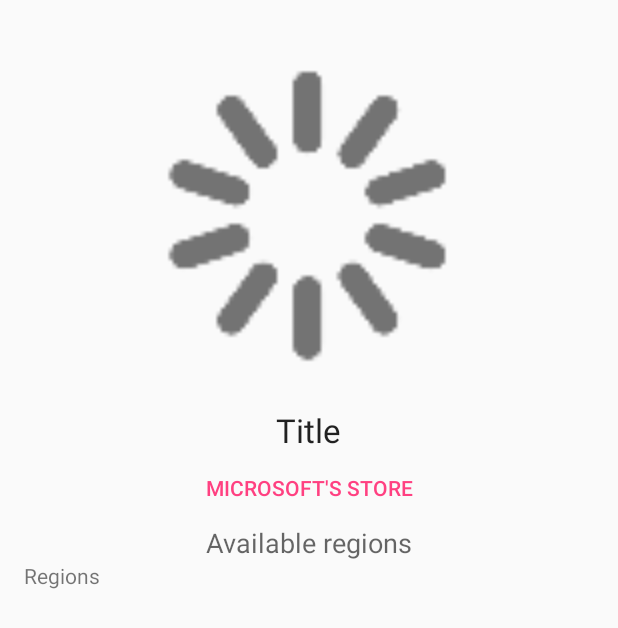
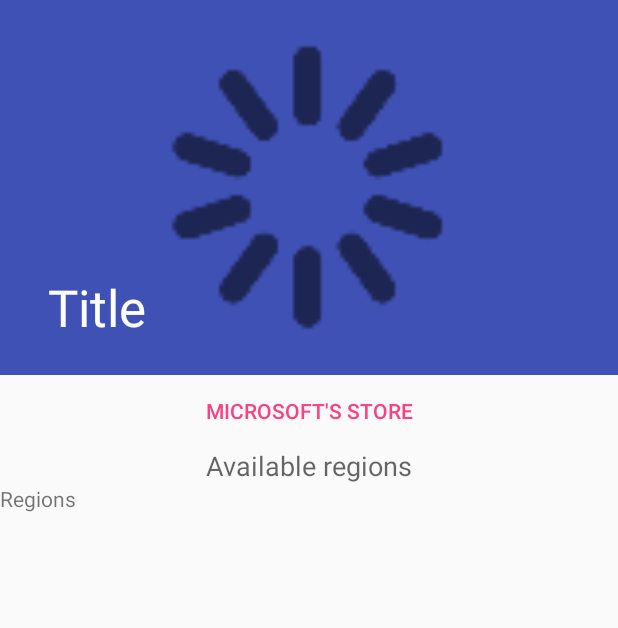
Before and after one commit to PaulDoreeDesign/360toOne, an Android app: the GameDetailActivity screen opened directly, with no data from a screen before it, on a phone screen of 412 x 824 dp. Shown: the top 628 px of the screen. Run offline under Robolectric (Android 15) with nearby library versions, the phone set to English and light mode, and no system bars; our stand-ins replace ButterKnife, Picasso; pictures from the network do not load; 3 statements that could not run were skipped.

Commit message:
Use CoordinatorLayout in GameDetailActivity

```diff
--- a/AndroidApp/app/src/main/java/com/ostojan/x360/activities/GameDetailActivity.java
+++ b/AndroidApp/app/src/main/java/com/ostojan/x360/activities/GameDetailActivity.java
@@ -3,6 +3,7 @@ package com.ostojan.x360.activities;
 import android.content.Intent;
 import android.net.Uri;
 import android.os.Bundle;
+import android.support.design.widget.CollapsingToolbarLayout;
 import android.support.v7.app.AppCompatActivity;
 import android.util.Log;
 import android.widget.ImageView;
@@ -33,10 +34,10 @@ public class GameDetailActivity extends AppCompatActivity implements Callback<Ga
 
     public static final String EXTRA_GAME_ID = "EXTRA_GAME_ID";
 
+    @BindView(R.id.collapsing_toolbar_game_detail)
+    CollapsingToolbarLayout collapsingToolbar;
     @BindView(R.id.image_detail_cover)
     ImageView coverImage;
-    @BindView(R.id.text_game_title)
-    TextView title;
     @BindView(R.id.text_available_regions)
     TextView availableRegions;
 
@@ -85,12 +86,14 @@ public class GameDetailActivity extends AppCompatActivity implements Callback<Ga
             Toast.makeText(this, R.string.error_problem_with_data, Toast.LENGTH_SHORT).show();
             return;
         }
-        title.setText(game.getTitle());
+        collapsingToolbar.setTitle(game.getTitle());
         availableRegions.setText(createStringFromRegionsList(game.getAvailableRegions()));
         Picasso.with(this)
                 .load(game.getCoverLink().toString())
                 .placeholder(R.drawable.ic_loading)
                 .error(R.drawable.ic_error)
+                .fit()
+                .centerCrop()
                 .into(coverImage);
     }
 
--- a/AndroidApp/app/src/main/res/layout/activity_game_detail.xml
+++ b/AndroidApp/app/src/main/res/layout/activity_game_detail.xml
@@ -1,38 +1,55 @@
 <?xml version="1.0" encoding="utf-8"?>
-<RelativeLayout xmlns:android="http://schemas.android.com/apk/res/android"
+<android.support.design.widget.CoordinatorLayout xmlns:android="http://schemas.android.com/apk/res/android"
     xmlns:app="http://schemas.android.com/apk/res-auto"
     xmlns:tools="http://schemas.android.com/tools"
-    android:id="@+id/activity_game_detial"
     android:layout_width="match_parent"
     android:layout_height="match_parent"
-    android:paddingBottom="@dimen/activity_vertical_margin"
-    android:paddingLeft="@dimen/activity_horizontal_margin"
-    android:paddingRight="@dimen/activity_horizontal_margin"
-    android:paddingTop="@dimen/activity_vertical_margin"
     tools:context="com.ostojan.x360.activities.GameDetailActivity">
+
+    <android.support.design.widget.AppBarLayout
+        android:layout_width="match_parent"
+        android:layout_height="250dp">
+
+        <android.support.design.widget.CollapsingToolbarLayout
+            android:id="@+id/collapsing_toolbar_game_detail"
+            android:layout_width="match_parent"
+            android:layout_height="match_parent"
+            android:theme="@style/AppToolbar"
+            app:layout_scrollFlags="scroll|exitUntilCollapsed"
+            app:contentScrim="@color/colorPrimary"
+            app:title="@string/title_game_title">
 
             <ImageView
                 android:id="@+id/image_detail_cover"
-        android:layout_width="256dp"
-        android:layout_height="256dp"
-        android:layout_centerHorizontal="true"
-        app:srcCompat="@drawable/ic_loading" />
+                android:layout_width="match_parent"
+                android:layout_height="match_parent"
+                app:srcCompat="@drawable/ic_loading"
+                app:layout_collapseMode="parallax"/>
 
-    <TextView
-        android:id="@+id/text_game_title"
-        android:layout_width="wrap_content"
-        android:layout_height="wrap_content"
-        android:layout_below="@+id/image_detail_cover"
-        android:layout_centerHorizontal="true"
-        android:text="@string/title_game_title"
-        android:textAppearance="@style/Base.TextAppearance.AppCompat.Large" />
+            <android.support.v7.widget.Toolbar
+                android:layout_width="match_parent"
+                android:layout_height="?attr/actionBarSize"
+                app:popupTheme="@style/ThemeOverlay.AppCompat.Light"
+                app:layout_collapseMode="pin" />
+
+        </android.support.design.widget.CollapsingToolbarLayout>
+    </android.support.design.widget.AppBarLayout>
+
+    <android.support.v4.widget.NestedScrollView
+        android:layout_width="match_parent"
+        android:layout_height="match_parent"
+        android:clipToPadding="false"
+        app:layout_behavior="@string/appbar_scrolling_view_behavior">
+
+        <RelativeLayout
+            android:layout_width="match_parent"
+            android:layout_height="match_parent">
 
             <Button
                 android:id="@+id/button_store_link"
                 style="@style/Widget.AppCompat.Button.Borderless.Colored"
                 android:layout_width="match_parent"
                 android:layout_height="wrap_content"
-        android:layout_below="@+id/text_game_title"
                 android:text="@string/msg_store_link" />
 
             <TextView
@@ -50,4 +67,9 @@
                 android:layout_height="wrap_content"
                 android:id="@+id/text_available_regions"
                 android:layout_below="@+id/text_available_regions_label" />
+
         </RelativeLayout>
+
+    </android.support.v4.widget.NestedScrollView>
+
+</android.support.design.widget.CoordinatorLayout>
```
Lines whose indentation alone changed are shown as unchanged.
